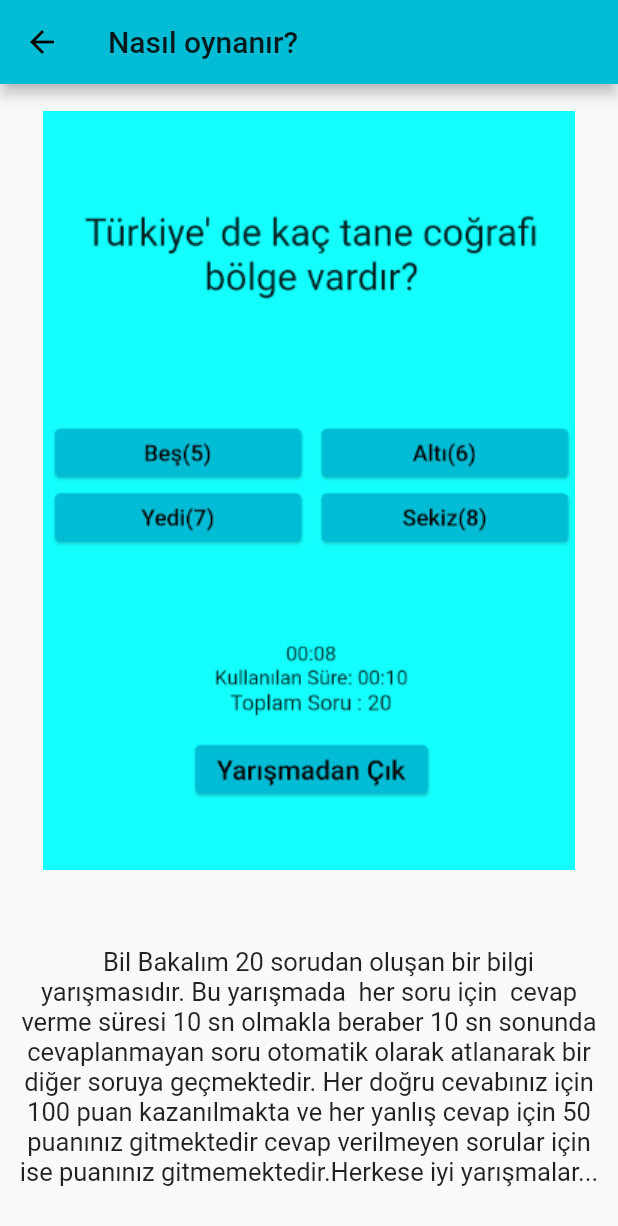
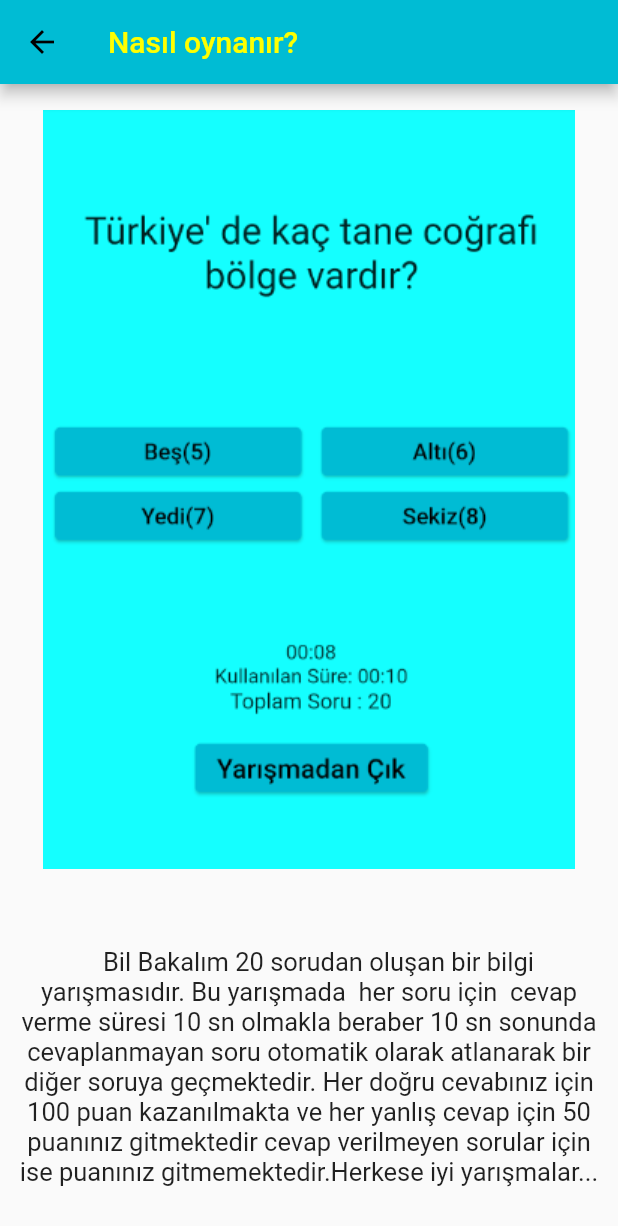
Before and after one commit to tolgakilinc/bil_bakalim, a Flutter app: the nasilOynanir screen opened by its route, on a phone screen of 412 x 824 dp. Shown: the top 1226 px of the screen. Run offline on Flutter 3.47's test engine with Material 2 defaults, Android fonts, the phone set to English and light mode, and no system bars; our stand-ins replace google_fonts, sqflite; accounts and stored records are empty; network calls fail.

Commit message:
Renkler değiştirildi.

```diff
--- a/lib/Oyun/BilinmeyenKelimeler.dart
+++ b/lib/Oyun/BilinmeyenKelimeler.dart
@@ -7,7 +7,7 @@ class BilinmeyenKelimeler extends StatelessWidget {
     return
       Scaffold(
         appBar: AppBar(
-          title: Text("Bilinmeyen Kelimeler"),
+          title: Text("Bilinmeyen Kelimeler", style: TextStyle(color: Colors.yellowAccent),),
         ),
         body: Container(
           child: Padding(
--- a/lib/Oyun/Kaynak.dart
+++ b/lib/Oyun/Kaynak.dart
@@ -7,7 +7,7 @@ class Kaynak extends StatelessWidget {
     return
       Scaffold(
         appBar: AppBar(
-          title: Text("Kaynaklar"),
+          title: Text("Kaynaklar", style: TextStyle(color: Colors.yellowAccent),),
         ),
 
         body: Container(
--- a/lib/Oyun/SkorListesi.dart
+++ b/lib/Oyun/SkorListesi.dart
@@ -22,7 +22,7 @@ class _SkorListesiState extends State<SkorListesi> {
   Widget build(BuildContext context) {
     return Scaffold(
         appBar: AppBar(
-          title: Text("${titleName}"),
+          title: Text("${titleName}", style: TextStyle(color: Colors.yellowAccent),),
         ),
         body: Container(
           width: double.infinity,
@@ -106,7 +106,7 @@ class _SkorListesiState extends State<SkorListesi> {
                       Navigator.pop(context);
                     },
                     child: ListTile(
-                      tileColor: Colors.blue, // sonra burası değiştirelecek.
+                      tileColor: Colors.blue,
                       title: Text("Bitir sayfasına dönmek için kaydırınız."),
                     ),
                   ),
--- a/lib/Oyun/nasilOynanir.dart
+++ b/lib/Oyun/nasilOynanir.dart
@@ -5,27 +5,25 @@ class nasilOynanir extends StatelessWidget {
   Widget build(BuildContext context) {
     return Scaffold(
       appBar: AppBar(
-        title: Text("Nasıl oynanır?"),
+        title: Text("Nasıl oynanır?", style: TextStyle(color: Colors.yellowAccent),),
       ),
       body: Center(
         child: Column(
           mainAxisSize: MainAxisSize.min,
           children: [
             Expanded(
-              flex: 2,
+              flex: 20,
               child: Image.asset("assets/images/nasiloynanir.png"),
             ),
-            SizedBox(
-              height: 25,
+            Spacer(
+              flex: 1,
             ),
             Wrap(
               children: [
                 Padding(
                   padding: const EdgeInsets.all(8.0),
-                  child: Positioned(
-                      top: 5,
-                      child: Text("   Bil Bakalım 20 sorudan oluşan bir bilgi yarışmasıdır. Bu yarışmada  her soru için  cevap verme süresi 10 sn olmakla beraber 10 sn sonunda cevaplanmayan soru otomatik olarak atlanarak bir diğer soruya geçmektedir. Her doğru cevabınız için 100 puan kazanılmakta ve her yanlış cevap için 50 puanınız gitmektedir cevap verilmeyen sorular için ise puanınız gitmemektedir.Herkese iyi yarışmalar...",
-                        style: TextStyle(color:Colors.black87 ,fontSize: 17 ), textAlign: TextAlign.center,)),
+                  child: Text("   Bil Bakalım 20 sorudan oluşan bir bilgi yarışmasıdır. Bu yarışmada  her soru için  cevap verme süresi 10 sn olmakla beraber 10 sn sonunda cevaplanmayan soru otomatik olarak atlanarak bir diğer soruya geçmektedir. Her doğru cevabınız için 100 puan kazanılmakta ve her yanlış cevap için 50 puanınız gitmektedir cevap verilmeyen sorular için ise puanınız gitmemektedir.Herkese iyi yarışmalar...",
+                    style: TextStyle(color:Colors.black87 ,fontSize: 17 ), textAlign: TextAlign.center,),
                 ),
               ],
             ),
```
Also changed, not shown: 1 other file.
